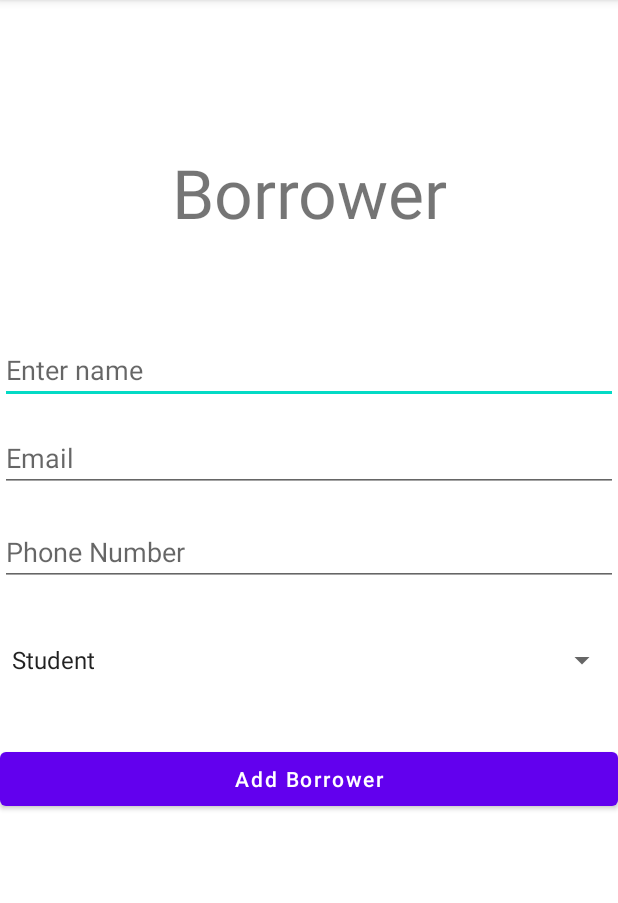
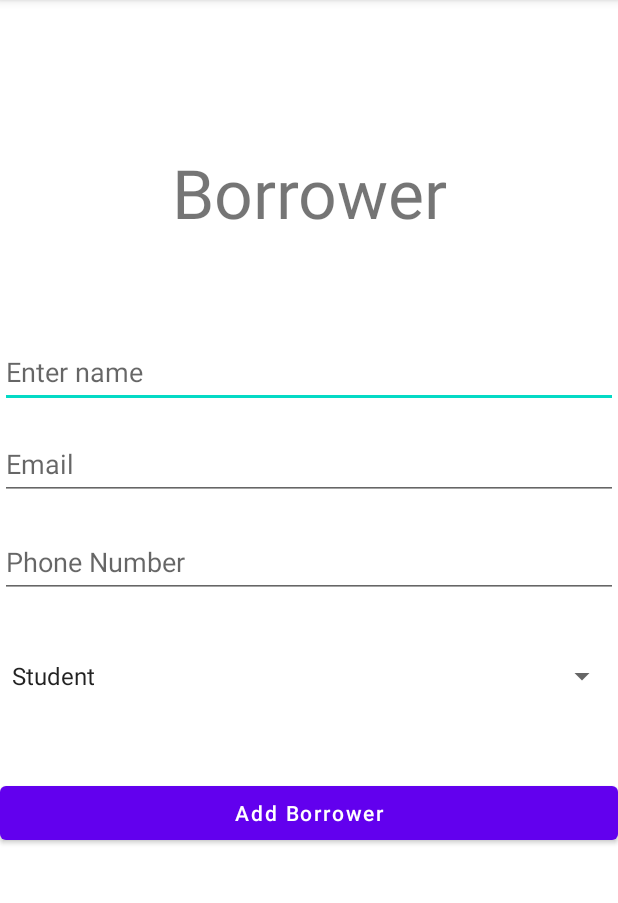
Before and after one commit to IonCanariov/LibrarySystem, an Android app: the screen it shows after launch (MainActivity), on a phone screen of 412 x 824 dp, the part 84-987 px from its top. Run offline under Robolectric (Android 15) with nearby library versions, the phone set to English and light mode, and no system bars; our stand-ins replace Firebase (no records; nobody signed in at launch, a user with empty details on screens opened directly).

Commit message:
First comit

```diff
--- a/app/src/main/res/layout/activity_main.xml
+++ b/app/src/main/res/layout/activity_main.xml
@@ -27,6 +27,7 @@
         android:layout_height="wrap_content"
         android:layout_marginTop="65dp"
         android:hint="Enter name"
+        android:minHeight="48dp"
         app:layout_constraintEnd_toEndOf="parent"
         app:layout_constraintStart_toStartOf="parent"
         app:layout_constraintTop_toBottomOf="@+id/textView2"
@@ -38,6 +39,7 @@
         android:layout_height="wrap_content"
         android:layout_marginTop="13dp"
         android:hint="Email"
+        android:minHeight="48dp"
         app:layout_constraintEnd_toEndOf="parent"
         app:layout_constraintStart_toStartOf="parent"
         app:layout_constraintTop_toBottomOf="@+id/name"
@@ -49,6 +51,7 @@
         android:layout_height="wrap_content"
         android:layout_marginTop="17dp"
         android:hint="Phone Number"
+        android:minHeight="48dp"
         app:layout_constraintEnd_toEndOf="parent"
         app:layout_constraintStart_toStartOf="parent"
         app:layout_constraintTop_toBottomOf="@+id/email"
@@ -58,9 +61,11 @@
         android:id="@+id/role"
         android:layout_width="0dp"
         android:layout_height="wrap_content"
-        android:layout_marginTop="37dp"
+        android:layout_marginTop="28dp"
         android:entries="@array/Role"
+        android:minHeight="48dp"
         app:layout_constraintEnd_toEndOf="parent"
+        app:layout_constraintHorizontal_bias="0.0"
         app:layout_constraintStart_toStartOf="parent"
         app:layout_constraintTop_toBottomOf="@+id/phone"
         tools:ignore="MissingConstraints"></Spinner>
```
